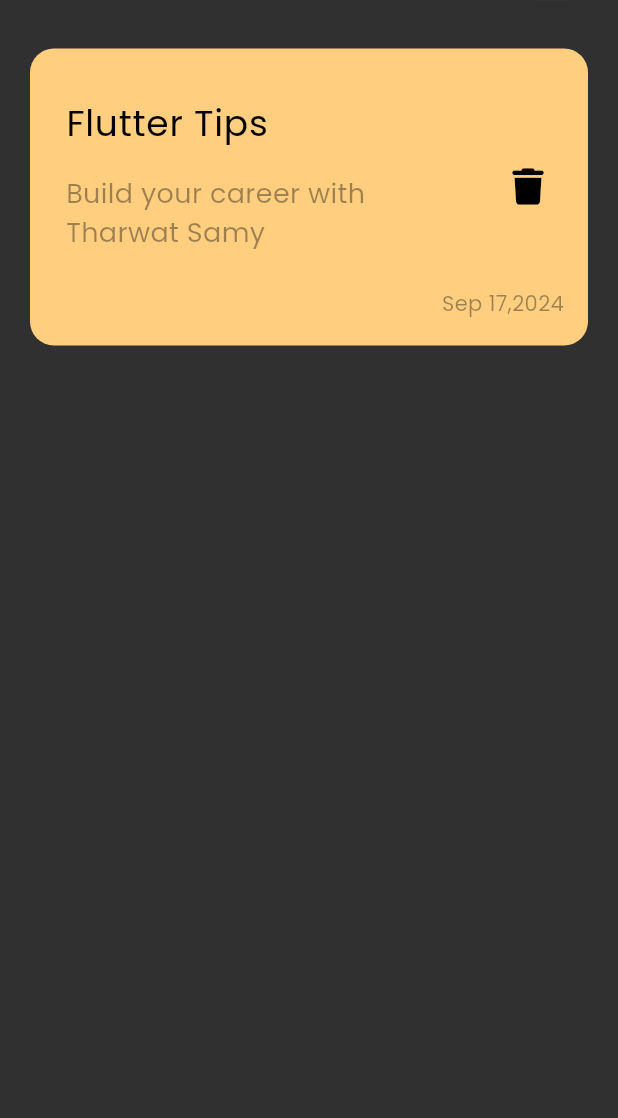
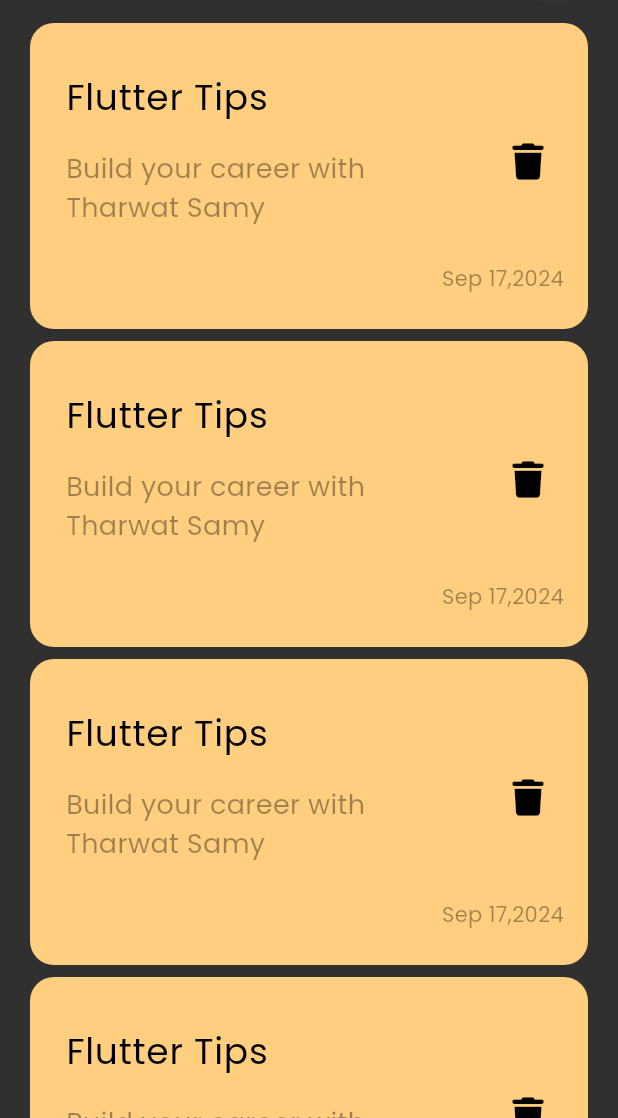
Before and after one commit to ZiadAlaa955/botes_app, a Flutter app: the screen it shows after launch, on a phone screen of 412 x 824 dp, the part 118-1236 px from its top. Run offline on Flutter 3.47's test engine with Material 3 defaults, Android fonts, the phone set to English and light mode, and no system bars; our stand-ins replace font_awesome_flutter.

Commit message:
create notes list view

```diff
--- a/lib/Widgets/note_item.dart
+++ b/lib/Widgets/note_item.dart
@@ -11,7 +11,7 @@ class NoteItem extends StatelessWidget {
         color: const Color(0xffFFCE7F),
         borderRadius: BorderRadius.circular(16),
       ),
-      padding: const EdgeInsets.only(top: 24, left: 24, right: 16, bottom: 18),
+      padding: const EdgeInsets.only(top: 24, left: 24, right: 16, bottom: 24),
       child: Column(
         crossAxisAlignment: CrossAxisAlignment.end,
         children: [
--- /dev/null
+++ b/lib/Widgets/notes_list_view.dart
@@ -0,0 +1,18 @@
+import 'package:flutter/material.dart';
+import 'package:notes_app/Widgets/note_item.dart';
+
+class NotesListView extends StatelessWidget {
+  const NotesListView({super.key});
+
+  @override
+  Widget build(BuildContext context) {
+    return ListView.builder(
+      itemBuilder: (context, index) {
+        return const Padding(
+          padding: EdgeInsets.only(bottom: 8),
+          child: NoteItem(),
+        );
+      },
+    );
+  }
+}
--- a/lib/Widgets/notes_view_body.dart
+++ b/lib/Widgets/notes_view_body.dart
@@ -1,6 +1,6 @@
 import 'package:flutter/material.dart';
 import 'package:notes_app/Widgets/custom_app_bar.dart';
-import 'package:notes_app/Widgets/note_item.dart';
+import 'package:notes_app/Widgets/notes_list_view.dart';
 
 class NotesViewBody extends StatelessWidget {
   const NotesViewBody({super.key});
@@ -12,10 +12,12 @@ class NotesViewBody extends StatelessWidget {
       child: Column(
         children: [
           Padding(
-            padding: EdgeInsets.symmetric(vertical: 32),
+            padding: EdgeInsets.only(top: 32, bottom: 15),
             child: CustomAppBar(),
           ),
-          NoteItem(),
+          Expanded(
+            child: NotesListView(),
+          ),
         ],
       ),
     );
```
